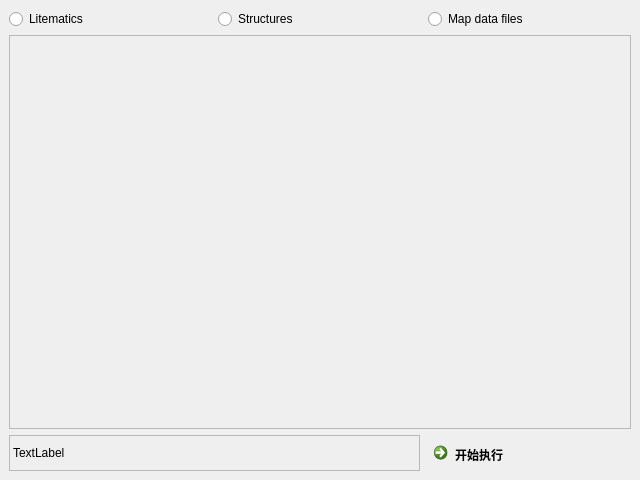
Old version of the form SlopeCraftMain/others/BatchUi.ui in the repository SlopeCraft/SlopeCraft.
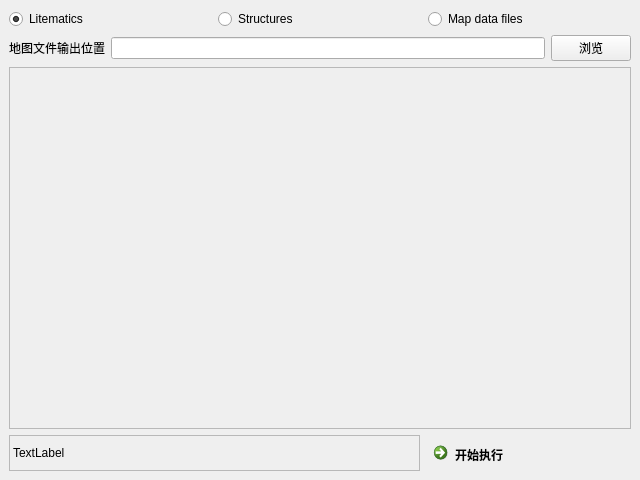
New version of the form.

Commit message: batch operation

```diff
--- a/SlopeCraftMain/others/BatchUi.ui
+++ b/SlopeCraftMain/others/BatchUi.ui
@@ -27,14 +27,7 @@
     </size>
    </property>
    <layout class="QGridLayout" name="gridLayout_2">
-    <item row="2" column="2">
-     <widget class="QCommandLinkButton" name="BtnExecute">
-      <property name="text">
-       <string>开始执行</string>
-      </property>
-     </widget>
-    </item>
-    <item row="1" column="0" colspan="3">
+    <item row="2" column="0" colspan="3">
      <widget class="QScrollArea" name="scrollArea">
       <property name="widgetResizable">
        <bool>true</bool>
@@ -45,7 +38,7 @@
          <x>0</x>
          <y>0</y>
          <width>620</width>
-         <height>385</height>
+         <height>353</height>
         </rect>
        </property>
        <layout class="QVBoxLayout" name="scrollLayout">
@@ -62,7 +55,7 @@
       </widget>
      </widget>
     </item>
-    <item row="2" column="0" colspan="2">
+    <item row="3" column="0" colspan="2">
      <widget class="QLabel" name="LabelShowInfo">
       <property name="frameShape">
        <enum>QFrame::StyledPanel</enum>
@@ -78,6 +71,13 @@
       </property>
      </widget>
     </item>
+    <item row="3" column="2">
+     <widget class="QCommandLinkButton" name="BtnExecute">
+      <property name="text">
+       <string>开始执行</string>
+      </property>
+     </widget>
+    </item>
     <item row="0" column="0" colspan="3">
      <layout class="QHBoxLayout" name="horizontalLayout">
       <item>
@@ -85,6 +85,9 @@
         <property name="text">
          <string>Litematics</string>
         </property>
+        <property name="checked">
+         <bool>true</bool>
+        </property>
        </widget>
       </item>
       <item>
@@ -103,6 +106,27 @@
       </item>
      </layout>
     </item>
+    <item row="1" column="0" colspan="3">
+     <layout class="QHBoxLayout" name="horizontalLayout_2">
+      <item>
+       <widget class="QLabel" name="label">
+        <property name="text">
+         <string>地图文件输出位置</string>
+        </property>
+       </widget>
+      </item>
+      <item>
+       <widget class="QLineEdit" name="setDataFolder"/>
+      </item>
+      <item>
+       <widget class="QPushButton" name="BtnBrowseDataFolder">
+        <property name="text">
+         <string>浏览</string>
+        </property>
+       </widget>
+      </item>
+     </layout>
+    </item>
    </layout>
   </widget>
  </widget>
```
The commit also changes 5 other files.
